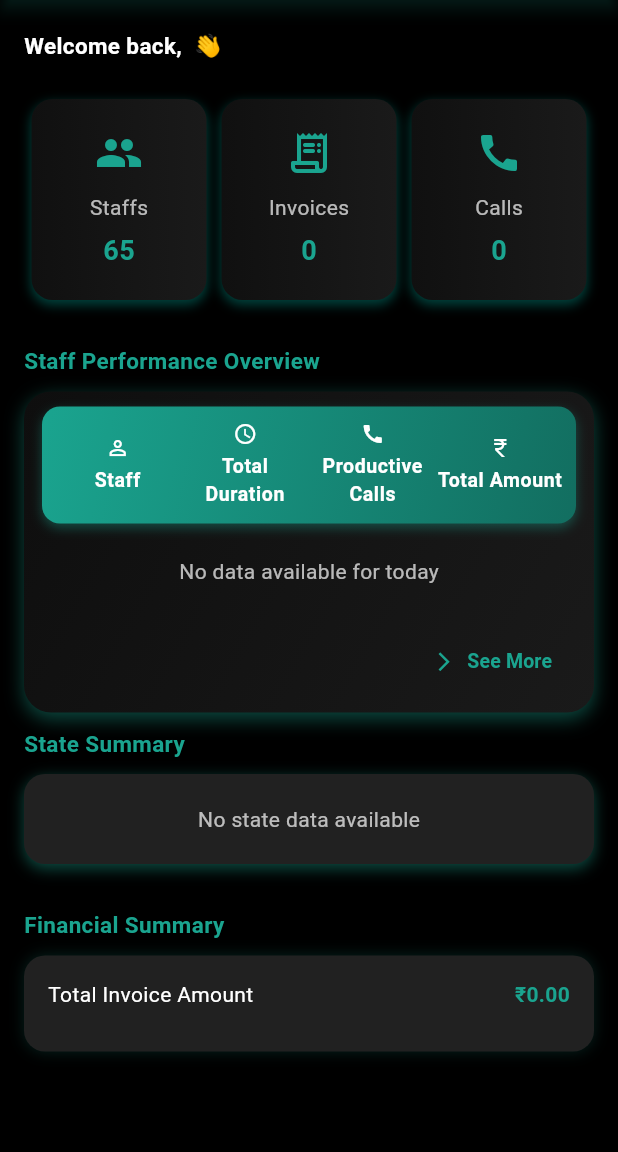
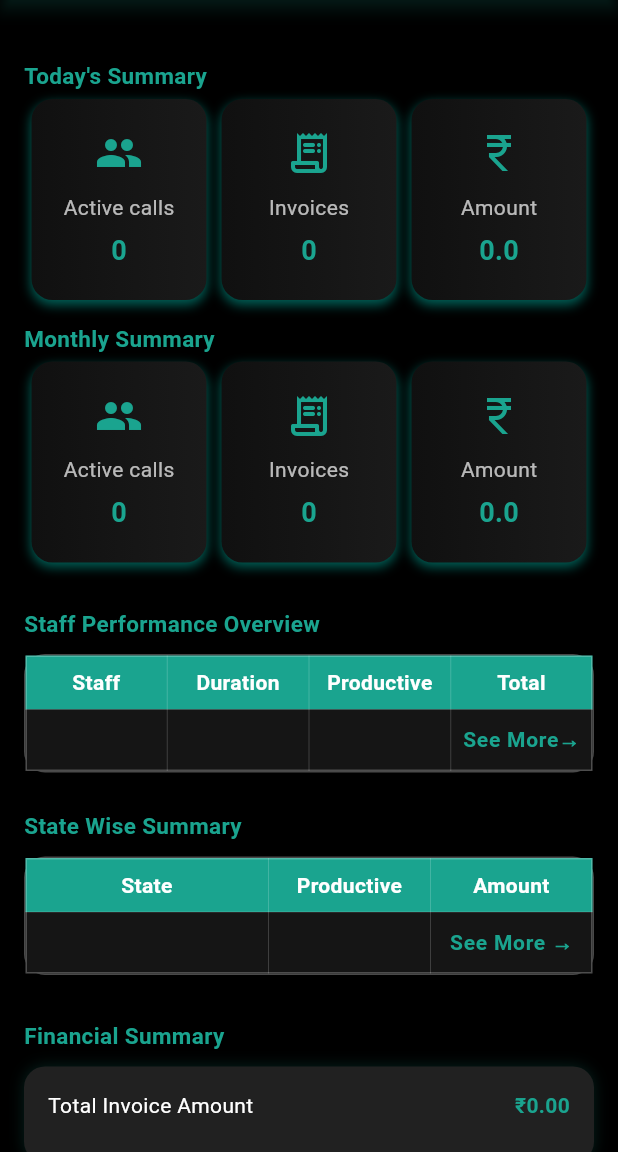
Before and after one commit to jereenajohn/Be_call, a Flutter app: the AdminDashboard screen opened by its route, on a phone screen of 412 x 824 dp, the part 84-1236 px from its top. Run offline on Flutter 3.47's test engine with Material 3 defaults, Android fonts, the phone set to English and light mode, and no system bars; our stand-ins replace flutter_bloc, flutter_contacts, permission_handler, shared_preferences; missing offline and left inert: call_log, flutter_phone_direct_caller; accounts and stored records are empty; network calls fail.

Commit message:
admin dashboard

```diff
--- a/lib/admin_dashboard.dart
+++ b/lib/admin_dashboard.dart
@@ -1,6 +1,7 @@
 import 'dart:convert';
 import 'package:be_call/api.dart';
 import 'package:be_call/callreport_date_wise.dart';
+import 'package:be_call/callreport_statewise.dart';
 import 'package:be_call/login_page.dart';
 import 'package:flutter/material.dart';
 import 'package:shared_preferences/shared_preferences.dart';
@@ -20,7 +21,11 @@ class _AdminDashboardState extends State<AdminDashboard> {
   List<dynamic> _customers = [];
   int totalRecords = 0;
   int productiveCount = 0;
+  int activeCount = 0;
   double totalAmount = 0.0;
+   int productiveCountmonthly = 0;
+  int activeCountmonthly = 0;
+  double totalAmountmonthly = 0.0;
   List<Map<String, dynamic>> groupedData = [];
   bool isLoading = true;
 List<dynamic> allCalls = [];
@@ -226,9 +231,15 @@ getDateWise();
         final data = jsonDecode(response.body);
 
         setState(() {
-          totalRecords = data['total_records'] ?? 0;
-          productiveCount = data['productive_count'] ?? 0;
-          totalAmount = data['total_amount'] ?? 0.0;
+          totalRecords = data['today_summary']['total_records'] ?? 0;
+          productiveCount = data['today_summary']['productive_count'] ?? 0;
+          totalAmount = data['today_summary']['total_amount'] ?? 0.0;
+          activeCount = data['today_summary']['active_count'] ?? 0;
+          productiveCountmonthly = data['current_month_summary']['productive_count'] ?? 0;
+          totalAmountmonthly = data['current_month_summary']['total_amount'] ?? 0.0;
+          activeCountmonthly = data['current_month_summary']['active_count'] ?? 0;
+
+
         });
       } else {
         print("❌ Failed to load dashboard data: ${response.statusCode}");
@@ -382,156 +393,162 @@ print("State Summary: $stateSummary");
           crossAxisAlignment: CrossAxisAlignment.start,
           children: [
             // Greeting
-            Text(
-              "Welcome back, ${_username ?? 'Admin'} 👋",
-              style: const TextStyle(
-                color: Colors.white,
-                fontSize: 15,
-                fontWeight: FontWeight.bold,
-              ),
-            ),
-            const SizedBox(height: 25),
+            // Text(
+            //   "Welcome back, ${_username ?? 'Admin'} 👋",
+            //   style: const TextStyle(
+            //     color: Colors.white,
+            //     fontSize: 15,
+            //     fontWeight: FontWeight.bold,
+            //   ),
+            // ),
+            const SizedBox(height: 20),
 
             // Summary Cards
+            _buildSectionTitle("Today's Summary"),
+                        const SizedBox(height: 5),
+
+
             Row(
               mainAxisAlignment: MainAxisAlignment.spaceBetween,
               children: [
-                _buildInfoCard(Icons.people, "Staffs", "65"),
+                _buildInfoCard(Icons.people, "Active calls", "$activeCount"),
                 _buildInfoCard(
                   Icons.receipt_long_rounded,
                   "Invoices",
                   "$productiveCount",
                 ),
-                _buildInfoCard(Icons.call, "Calls", "$totalRecords"),
+                _buildInfoCard(Icons.currency_rupee, "Amount", "$totalAmount"),
+              ],
+            ),
+                        const SizedBox(height: 15),
+
+            _buildSectionTitle("Monthly Summary"),
+                        const SizedBox(height: 5),
+
+
+             Row(
+              mainAxisAlignment: MainAxisAlignment.spaceBetween,
+              children: [
+                _buildInfoCard(Icons.people, "Active calls", "$activeCountmonthly"),
+                _buildInfoCard(
+                  Icons.receipt_long_rounded,
+                  "Invoices",
+                  "$productiveCountmonthly",
+                ),
+                _buildInfoCard(Icons.currency_rupee, "Amount", "$totalAmountmonthly"),
               ],
             ),
 
             const SizedBox(height: 30),
-            // Staff Performance Overview Section
+       // 🟢 STAFF PERFORMANCE OVERVIEW
 _buildSectionTitle("Staff Performance Overview"),
 const SizedBox(height: 10),
 Container(
   width: double.infinity,
-              padding: const EdgeInsets.symmetric(vertical: 10, horizontal: 12),
   decoration: BoxDecoration(
-                gradient: const LinearGradient(
-                  colors: [Color(0xFF0E0E0E), Color(0xFF1A1A1A)],
-                  begin: Alignment.topLeft,
-                  end: Alignment.bottomRight,
+    color: const Color(0xFF101010),
+    borderRadius: BorderRadius.circular(14),
+    border: Border.all(color: Colors.white24, width: 1),
   ),
-                borderRadius: BorderRadius.circular(18),
-                boxShadow: [
-                  BoxShadow(
-                    color: const Color.fromARGB(
-                      255,
-                      26,
-                      164,
-                      143,
-                    ).withOpacity(0.45),
-                    blurRadius: 10,
-                    offset: const Offset(0, 4),
+  child: Table(
+    border: TableBorder.symmetric(
+      inside: const BorderSide(color: Colors.white24, width: 0.5),
+      outside: const BorderSide(color: Colors.white24, width: 1),
+    ),
+    columnWidths: const {
+      0: FlexColumnWidth(2),
+      1: FlexColumnWidth(2),
+      2: FlexColumnWidth(2),
+      3: FlexColumnWidth(2),
+    },
+    children: [
+      // Header Row
+      const TableRow(
+        decoration: BoxDecoration(color: Color.fromARGB(255, 26, 164, 143)),
+        children: [
+          Padding(
+            padding: EdgeInsets.all(8.0),
+            child: Text("Staff",
+                textAlign: TextAlign.center,
+                style: TextStyle(
+                    fontWeight: FontWeight.bold, color: Colors.white)),
+          ),
+          Padding(
+            padding: EdgeInsets.all(8.0),
+            child: Text("Duration",
+                textAlign: TextAlign.center,
+                style: TextStyle(
+                    fontWeight: FontWeight.bold, color: Colors.white)),
+          ),
+          Padding(
+            padding: EdgeInsets.all(8.0),
+            child: Text("Productive",
+                textAlign: TextAlign.center,
+                style: TextStyle(
+                    fontWeight: FontWeight.bold, color: Colors.white)),
+          ),
+          Padding(
+            padding: EdgeInsets.all(8.0),
+            child: Text("Total",
+                textAlign: TextAlign.center,
+                style: TextStyle(
+                    fontWeight: FontWeight.bold, color: Colors.white)),
           ),
         ],
       ),
-              child: Column(
+
+      // ✅ Data Rows (Top 3 by Productive Count)
+      ...(() {
+        final sorted =
+            List<Map<String, dynamic>>.from(groupedData)..sort((a, b) => b['count'].compareTo(a['count']));
+        final top3 = sorted.take(3).toList();
+
+        return top3.map((item) {
+          final hours = (item['duration'] / 3600).floor();
+          final minutes = ((item['duration'] % 3600) / 60).floor();
+          return TableRow(
+            decoration: const BoxDecoration(color: Color(0xFF181818)),
             children: [
-                  // Header Row
-                  Container(
-                    decoration: BoxDecoration(
-                      gradient: const LinearGradient(
-                        colors: [
-                          Color.fromARGB(255, 26, 164, 143),
-                          Color.fromARGB(255, 18, 110, 96),
-                        ],
-                        begin: Alignment.topLeft,
-                        end: Alignment.bottomRight,
+              Padding(
+                padding: const EdgeInsets.all(8.0),
+                child: Text(item['name'],
+                    textAlign: TextAlign.center,
+                    style: const TextStyle(color: Colors.white70)),
               ),
-                      borderRadius: BorderRadius.circular(12),
-                      boxShadow: [
-                        BoxShadow(
-                          color: const Color.fromARGB(
-                            255,
-                            26,
-                            164,
-                            143,
-                          ).withOpacity(0.4),
-                          blurRadius: 6,
-                          offset: const Offset(0, 3),
+              Padding(
+                padding: const EdgeInsets.all(8.0),
+                child: Text("${hours}h ${minutes}m",
+                    textAlign: TextAlign.center,
+                    style: const TextStyle(color: Colors.white70)),
+              ),
+              Padding(
+                padding: const EdgeInsets.all(8.0),
+                child: Text("${item['count']}",
+                    textAlign: TextAlign.center,
+                    style: const TextStyle(color: Colors.white70)),
+              ),
+              Padding(
+                padding: const EdgeInsets.all(8.0),
+                child: Text("₹${item['amount'].toStringAsFixed(0)}",
+                    textAlign: TextAlign.center,
+                    style: const TextStyle(color: Colors.white)),
               ),
             ],
-                    ),
-                    padding: const EdgeInsets.symmetric(
-                      vertical: 10,
-                      horizontal: 8,
-                    ),
-                    child: Row(
-                      mainAxisAlignment: MainAxisAlignment.spaceAround,
-                      children: const [
-                        _HeaderText(icon: Icons.person_outline, label: "Staff"),
-                        _HeaderText(
-                          icon: Icons.access_time,
-                          label: "Total Duration",
-                        ),
-                        _HeaderText(
-                          icon: Icons.call,
-                          label: "Productive Calls",
-                        ),
-                        _HeaderText(
-                          icon: Icons.currency_rupee,
-                          label: "Total Amount",
-                        ),
-                      ],
-                    ),
-                  ),
-                  const SizedBox(height: 6),
+          );
+        }).toList();
+      })(),
 
-                  // Data Rows
-                  // Data Rows (dynamic)
-                  isLoading
-                      ? const Padding(
-                        padding: EdgeInsets.all(16.0),
-                        child: CircularProgressIndicator(
-                          color: Color.fromARGB(255, 26, 164, 143),
-                        ),
-                      )
-                      : Column(
-                        children:
-                            groupedData.isEmpty
-                                ? const [
-                                  Padding(
-                                    padding: EdgeInsets.all(16.0),
-                                    child: Text(
-                                      "No data available for today",
-                                      style: TextStyle(
-                                        color: Colors.white70,
-                                        fontSize: 14,
-                                      ),
-                                    ),
-                                  ),
-                                ]
-                                : groupedData.asMap().entries.map((entry) {
-                                  final i = entry.key;
-                                  final item = entry.value;
-                                  final hours =
-                                      (item['duration'] / 3600).floor();
-                                  final minutes =
-                                      ((item['duration'] % 3600) / 60).floor();
+      // ✅ “See More” Row
+      TableRow(
+        decoration: const BoxDecoration(color: Color(0xFF151515)),
+        children: [
 
-                                  return _FancyRow(
-                                    item['name'],
-                                    "${hours}h ${minutes}m",
-                                    item['count'].toString(),
-                                    "₹${item['amount'].toStringAsFixed(2)}",
-                                    i.isEven,
-                                  );
-                                }).toList(),
-                      ),
-
-                  const SizedBox(height: 10),
-                  Align(
-                    alignment: Alignment.bottomRight,
-                    child: TextButton.icon(
-                      onPressed: () {
+          const TableCell(child: SizedBox()), // empty columns
+          const TableCell(child: SizedBox()),
+          const TableCell(child: SizedBox()),
+          TableCell(
+            child: GestureDetector(
+              onTap: () {
                 Navigator.push(
                   context,
                   MaterialPageRoute(
@@ -539,140 +556,163 @@ print("State Summary: $stateSummary");
                   ),
                 );
               },
-                      icon: const Icon(
-                        Icons.arrow_forward_ios,
-                        color: Color.fromARGB(255, 26, 164, 143),
-                        size: 15,
+              child: Padding(
+                padding: const EdgeInsets.symmetric(vertical: 10),
+                child: Center(
+                  child: Text(
+                    "See More→",
+                    style: TextStyle(
+                      color: const Color.fromARGB(255, 26, 164, 143),
+                      fontWeight: FontWeight.bold,
+                      fontSize: 14,
+                      letterSpacing: 0.5,
                     ),
-                      label: const Text(
-                        "See More",
-                        style: TextStyle(
-                          color: Color.fromARGB(255, 26, 164, 143),
-                          fontWeight: FontWeight.bold,
-                          fontSize: 13,
+                  ),
                 ),
               ),
             ),
           ),
         ],
       ),
+    ],
+  ),
 ),
 
-            const SizedBox(height: 10),
 
-// 📊 State Summary Section
-_buildSectionTitle("State Summary"),
+const SizedBox(height: 25),
+
+// 🟢 STATE WISE SUMMARY
+_buildSectionTitle("State Wise Summary"),
 const SizedBox(height: 10),
 Container(
-  padding: const EdgeInsets.all(12),
+  width: double.infinity,
   decoration: BoxDecoration(
-    color: Colors.grey[900],
+    color: const Color(0xFF101010),
     borderRadius: BorderRadius.circular(14),
-    boxShadow: [
-      BoxShadow(
-        color: const Color.fromARGB(255, 26, 164, 143).withOpacity(0.45),
-        blurRadius: 8,
-        offset: const Offset(0, 3),
+    border: Border.all(color: Colors.white24, width: 1),
+  ),
+  child: Table(
+    border: TableBorder.symmetric(
+      inside: const BorderSide(color: Colors.white24, width: 0.5),
+      outside: const BorderSide(color: Colors.white24, width: 1),
+    ),
+    columnWidths: const {
+      0: FlexColumnWidth(3),
+      1: FlexColumnWidth(2),
+      2: FlexColumnWidth(2),
+    },
+    children: [
+      // Header Row
+      const TableRow(
+        decoration: BoxDecoration(color: Color.fromARGB(255, 26, 164, 143)),
+        children: [
+          Padding(
+            padding: EdgeInsets.all(8.0),
+            child: Text("State",
+                textAlign: TextAlign.center,
+                style: TextStyle(
+                    fontWeight: FontWeight.bold, color: Colors.white)),
+          ),
+          Padding(
+            padding: EdgeInsets.all(8.0),
+            child: Text("Productive",
+                textAlign: TextAlign.center,
+                style: TextStyle(
+                    fontWeight: FontWeight.bold, color: Colors.white)),
+          ),
+          Padding(
+            padding: EdgeInsets.all(8.0),
+            child: Text("Amount",
+                textAlign: TextAlign.center,
+                style: TextStyle(
+                    fontWeight: FontWeight.bold, color: Colors.white)),
           ),
         ],
       ),
-  child: stateSummary.isEmpty
-      ? const Center(
+
+      // ✅ Data Rows (Top 3 States by Productive Count)
+      ...(() {
+        // Convert to a list for sorting
+        final entries = stateSummary.entries.toList();
+
+        // Sort by Productive count descending
+        entries.sort((a, b) =>
+            (b.value['Productive'] as int).compareTo(a.value['Productive'] as int));
+
+        // Take top 3 states
+        final top3 = entries.take(3).toList();
+
+        // Map to TableRow widgets
+        return top3.map((entry) {
+          final state = entry.key;
+          final data = entry.value;
+          return TableRow(
+            decoration: const BoxDecoration(color: Color(0xFF181818)),
+            children: [
+              Padding(
+                padding: const EdgeInsets.all(8.0),
+                child: Text(state,
+                    textAlign: TextAlign.center,
+                    style: const TextStyle(color: Colors.white70)),
+              ),
+              Padding(
+                padding: const EdgeInsets.all(8.0),
+                child: Text("${data['Productive']}",
+                    textAlign: TextAlign.center,
+                    style: const TextStyle(color: Colors.white70)),
+              ),
+              Padding(
+                padding: const EdgeInsets.all(8.0),
+                child: Text(
+                    "₹${(data['Amount'] as double).toStringAsFixed(0)}",
+                    textAlign: TextAlign.center,
+                    style: const TextStyle(color: Colors.white)),
+              ),
+            ],
+          );
+        }).toList();
+      })(),
+
+      // ✅ “See More” Row
+      TableRow(
+        decoration: const BoxDecoration(color: Color(0xFF151515)),
+        children: [
+
+          const TableCell(child: SizedBox()),
+          const TableCell(child: SizedBox()),
+           TableCell(
+            child: GestureDetector(
+              onTap: () {
+                Navigator.push(
+                  context,
+                  MaterialPageRoute(
+                    builder: (context) => const CallreportStatewise(),
+                  ),
+                );
+              },
               child: Padding(
-            padding: EdgeInsets.all(8.0),
+                padding: const EdgeInsets.symmetric(vertical: 10),
+                child: Center(
                   child: Text(
-              "No state data available",
-              style: TextStyle(color: Colors.white70, fontSize: 14),
-            ),
-          ),
-        )
-      : Column(
-          children: [
-            // Header Row
-            Row(
-              mainAxisAlignment: MainAxisAlignment.spaceBetween,
-              children: const [
-                Expanded(
-                  flex: 3,
-                  child: Text(
-                    "State",
+                    "See More →",
                     style: TextStyle(
-                      color: Colors.tealAccent,
+                      color: const Color.fromARGB(255, 26, 164, 143),
                       fontWeight: FontWeight.bold,
+                      fontSize: 14,
+                      letterSpacing: 0.5,
                     ),
                   ),
                 ),
-
-                Expanded(
-                  child: Text(
-                    "Productive",
-                    textAlign: TextAlign.center,
-                    style: TextStyle(
-                      color: Colors.tealAccent,
-                      fontWeight: FontWeight.bold,
-                    ),
-                  ),
-                ),
-                Expanded(
-                  child: Text(
-                    "Amount",
-                    textAlign: TextAlign.center,
-                    style: TextStyle(
-                      color: Colors.tealAccent,
-                      fontWeight: FontWeight.bold,
               ),
             ),
           ),
         ],
       ),
-            const Divider(color: Colors.white24),
-            // Data Rows
-            ...stateSummary.entries.map((entry) {
-              final state = entry.key;
-              final data = entry.value;
-              return Container(
-                padding:
-                    const EdgeInsets.symmetric(vertical: 8, horizontal: 4),
-                decoration: BoxDecoration(
-                  borderRadius: BorderRadius.circular(8),
-                  color: const Color(0xFF101010),
-                ),
-                margin: const EdgeInsets.symmetric(vertical: 3),
-                child: Row(
-                  mainAxisAlignment: MainAxisAlignment.spaceBetween,
-                  children: [
-                    Expanded(
-                      flex: 3,
-                      child: Text(
-                        state,
-                        style: const TextStyle(color: Colors.white),
+    ],
   ),
 ),
 
-                    Expanded(
-                      child: Text(
-                        "${data['Productive']}",
-                        textAlign: TextAlign.center,
-                        style: const TextStyle(color: Colors.white70),
-                      ),
-                    ),
-                    Expanded(
-                      child: Text(
-                        "₹${(data['Amount'] as double).toStringAsFixed(2)}",
-                        textAlign: TextAlign.center,
-                        style: const TextStyle(
-                          color: Color.fromARGB(255, 26, 164, 143),
-                          fontWeight: FontWeight.bold,
-                        ),
-                      ),
-                    ),
-                  ],
-                ),
-              );
-            }).toList(),
-          ],
-        ),
-),
+
 const SizedBox(height: 30),
 
 
@@ -728,7 +768,7 @@ const SizedBox(height: 30),
           ),
           boxShadow: [
             BoxShadow(
-              color: Colors.teal.withOpacity(0.45),
+              color: Colors.teal.withOpacity(0.65),
               blurRadius: 6,
               offset: const Offset(0, 3),
             ),
```
Lines whose indentation alone changed are shown as unchanged.
